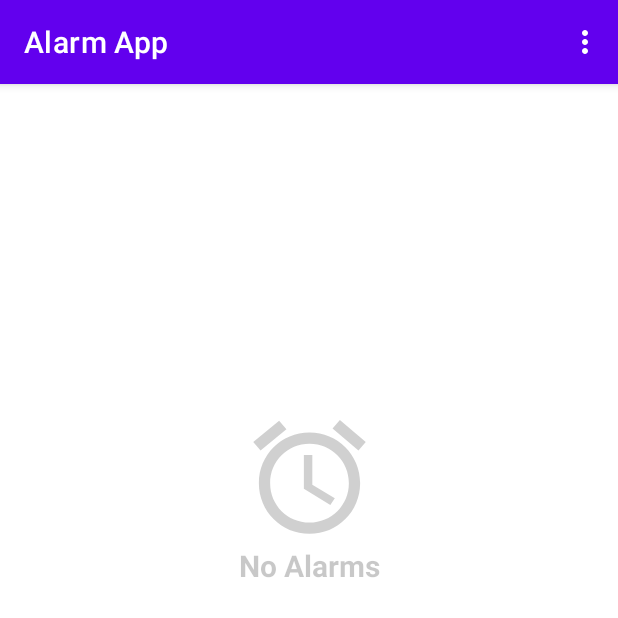
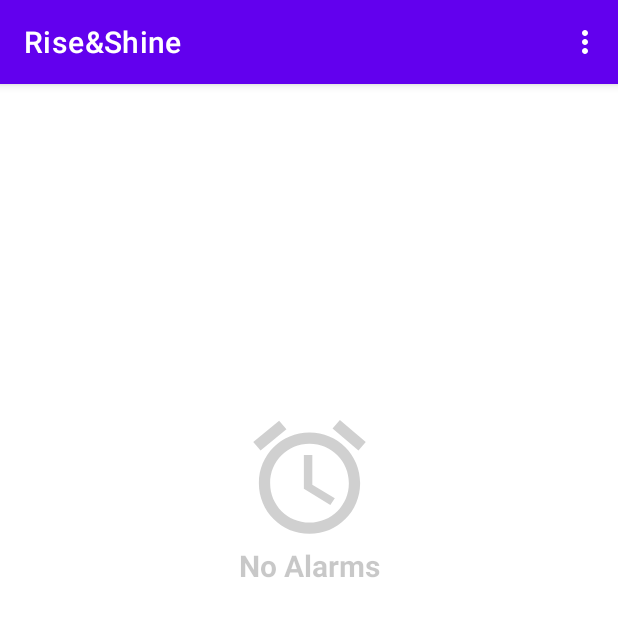
Before and after one commit to austindxnnelly/Rise-and-Shine, an Android app: the screen it shows after launch (MainActivity), on a phone screen of 412 x 824 dp, the top half of it. Run offline under Robolectric (Android 15) with nearby library versions, the phone set to English and light mode, and no system bars; our stand-ins replace navigation-ui; libraries missing offline, so code that uses them is left out: it.xabaras.android.

Commit message:
App name updated to Rise&Shine

```diff
--- a/app/src/main/res/values/strings.xml
+++ b/app/src/main/res/values/strings.xml
@@ -1,8 +1,8 @@
 <resources>
-    <string name="app_name">alarmapp</string>
+    <string name="app_name">Rise&amp;Shine</string>
     <string name="action_settings">Settings</string>
     <!-- Strings used for fragments for navigation -->
-    <string name="first_fragment_label">Alarm App</string>
+    <string name="first_fragment_label">Rise&amp;Shine</string>
     <string name="second_fragment_label">Add Alarm</string>
     <string name="next">Next</string>
     <string name="previous">Confirm</string>
```
Also changed, not shown: 1 other file.
